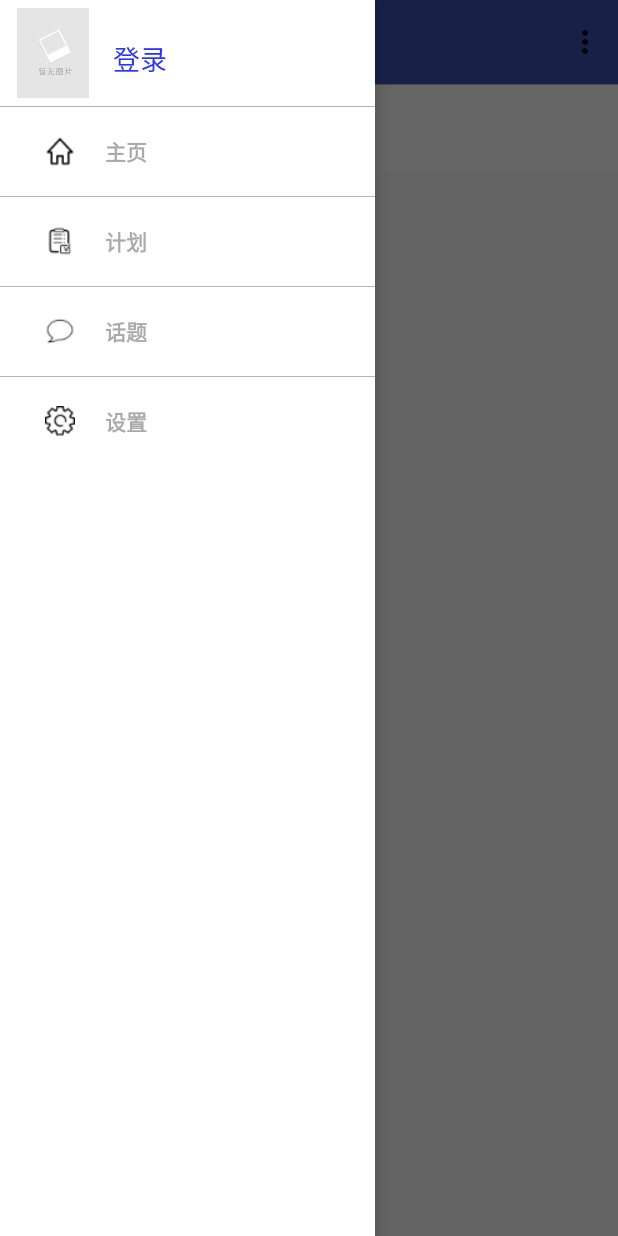
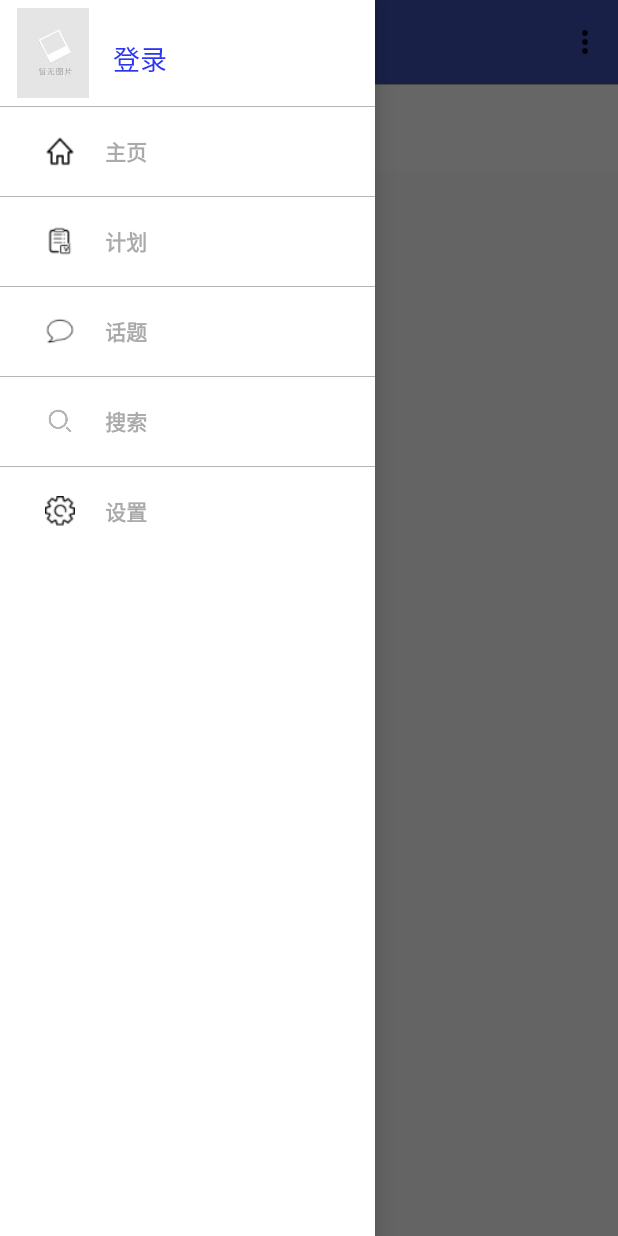
Before and after one commit to FZU5BOY/ShareReader, an Android app: the screen it shows after launch (MainActivity), with the side drawer open, on a phone screen of 412 x 824 dp. Run offline under Robolectric (Android 15) with nearby library versions, the phone set to English and light mode, and no system bars.

Commit message:
侧滑修改

```diff
--- a/app/src/main/java/com/france/sharereader/adapter/LeftMenuAdapter.java
+++ b/app/src/main/java/com/france/sharereader/adapter/LeftMenuAdapter.java
@@ -14,11 +14,12 @@ import java.util.Map;
 public class LeftMenuAdapter {
 
     private List<Map<String,Object>> leftMenus = new ArrayList<Map<String,Object>>();
-    private String[] names={"主页","计划","话题","设置"};
+    private String[] names={"主页","计划","话题","搜索","设置"};
     private int[] imgIds={
             R.drawable.iconfont_home,
             R.drawable.iconfont_plan,
             R.drawable.iconfont_info,
+            R.drawable.iconfont_search,
             R.drawable.iconfont_set};
     public SimpleAdapter getAdapter(Context context){
         initData();
```
